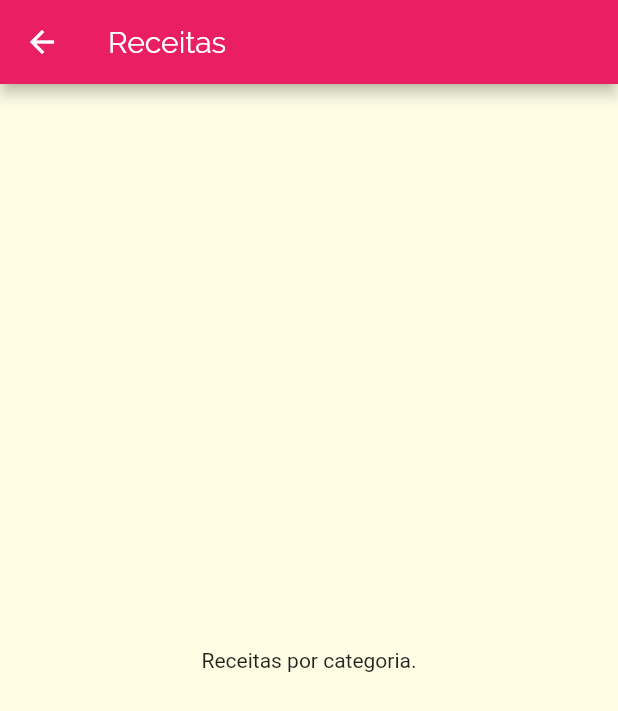
After one commit to tiagoeborsanyi/meals, a Flutter app: the screen it shows after launch, after a tap on "Italiano", on a phone screen of 412 x 824 dp. The commit adds this screen. Shown: the top 711 px of the screen. Run offline on Flutter 3.47's test engine with Material 2 defaults, Android fonts, the phone set to English and light mode, and no system bars.

Commit message:
created navigation between screens

```diff
--- a/lib/components/category_item.dart
+++ b/lib/components/category_item.dart
@@ -1,6 +1,7 @@
 import 'package:flutter/material.dart';
 
 import '../models/category.dart';
+import '../screens/categories_meals_screen.dart';
 
 class CategoryItem extends StatelessWidget {
   final Category category;
@@ -10,9 +11,23 @@ class CategoryItem extends StatelessWidget {
     required this.category,
   }) : super(key: key);
 
+  void _selectCategory(BuildContext context) {
+    Navigator.of(context).push(
+      MaterialPageRoute(
+        builder: (_) {
+          return CategoriesMealsScreen();
+        },
+      ),
+    );
+  }
+
   @override
   Widget build(BuildContext context) {
-    return Container(
+    return InkWell(
+      onTap: () => _selectCategory(context),
+      splashColor: Theme.of(context).primaryColor,
+      borderRadius: BorderRadius.circular(15),
+      child: Container(
         padding: EdgeInsets.all(15),
         child: Text(
           category.title,
@@ -29,6 +44,7 @@ class CategoryItem extends StatelessWidget {
             end: Alignment.bottomRight,
           ),
         ),
+      ),
     );
   }
 }
--- /dev/null
+++ b/lib/screens/categories_meals_screen.dart
@@ -0,0 +1,17 @@
+import 'package:flutter/material.dart';
+
+class CategoriesMealsScreen extends StatelessWidget {
+  const CategoriesMealsScreen({Key? key}) : super(key: key);
+
+  @override
+  Widget build(BuildContext context) {
+    return Scaffold(
+      appBar: AppBar(
+        title: Text('Receitas'),
+      ),
+      body: Center(
+        child: Text('Receitas por categoria.'),
+      ),
+    );
+  }
+}
```
Lines whose indentation alone changed are shown as unchanged.
